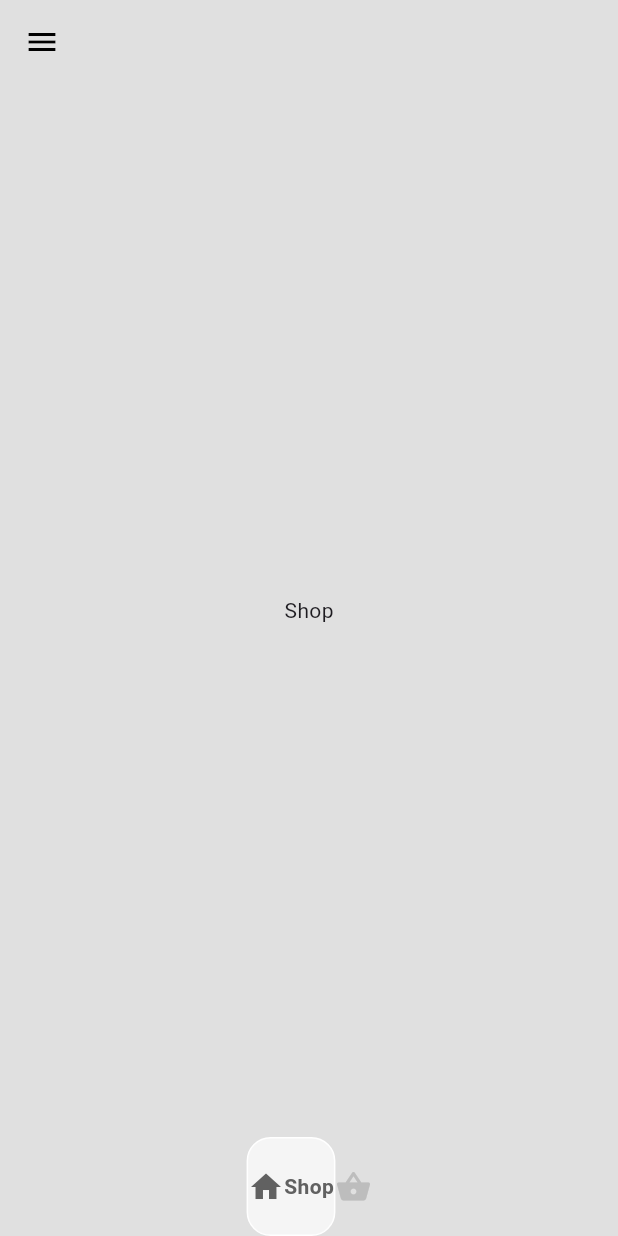
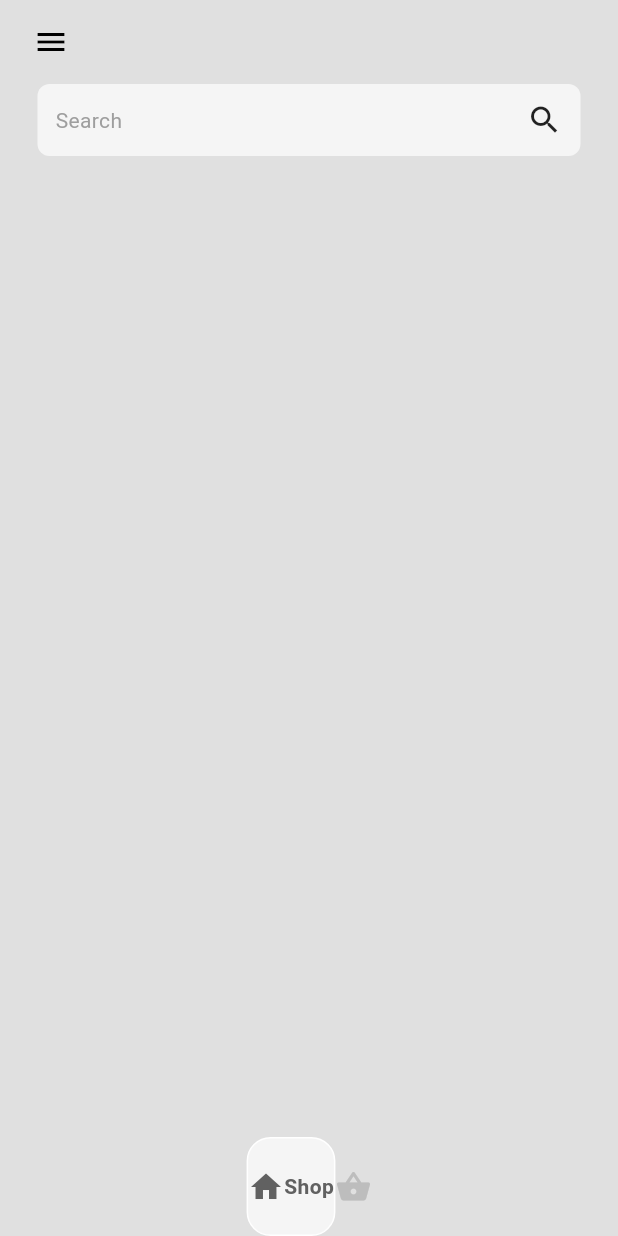
Before and after one commit to anthef/sneaker_shop, a Flutter app: the HomePage screen opened directly, on a phone screen of 412 x 824 dp. Run offline on Flutter 3.47's test engine with Material 3 defaults, Android fonts, the phone set to English and light mode, and no system bars; drawn by our look-alikes of google_nav_bar.

Commit message:
nice progress

```diff
--- a/lib/pages/home_page.dart
+++ b/lib/pages/home_page.dart
@@ -36,9 +36,12 @@ class _HomePageState extends State<HomePage> {
         elevation: 0,
         leading: Builder(builder: (context) {
           return IconButton(
-            icon: const Icon(
+            icon: const Padding(
+              padding: EdgeInsets.only(left:12.0),
+              child: Icon(
                 Icons.menu,
                 color: Colors.black,
+              ),
             ),
             onPressed: () {
               Scaffold.of(context).openDrawer();
@@ -50,11 +53,16 @@ class _HomePageState extends State<HomePage> {
         backgroundColor: Colors.grey[900],
         child: Column(
           children: [
+            Column(
+              mainAxisAlignment: MainAxisAlignment.spaceBetween,
+              children: [
                 DrawerHeader(
                   child: Image.asset(
                     'lib/images/nike.png',
                     color: Colors.white
                     ),
+                  ),
+              ],
             ),
             Padding(
               padding: const EdgeInsets.symmetric(horizontal: 25.0),
@@ -70,7 +78,30 @@ class _HomePageState extends State<HomePage> {
                 style: TextStyle(color:Colors.white),
               ),
             ),
+          ),
+
+          const Padding(
+            padding: EdgeInsets.only(left:25.0),
+            child: ListTile(
+              leading : Icon(Icons.info, color: Colors.white,),
+              title : Text(
+                'About',
+                style: TextStyle(color:Colors.white),
+              ),
+            ),
+          ),
+
+          const Padding(
+            padding: EdgeInsets.only(left:25.0, bottom:25.0),
+            child: ListTile(
+              leading : Icon(Icons.logout, color: Colors.white,),
+              title : Text(
+                'Logout',
+                style: TextStyle(color:Colors.white),
+              ),
+            ),
           )
+
         ],)
       ),
       body: _pages[_selectedIndex],
--- a/lib/pages/shop_page.dart
+++ b/lib/pages/shop_page.dart
@@ -1,4 +1,5 @@
 import 'package:flutter/material.dart';
+import 'package:flutter/rendering.dart';
 
 class ShopPage extends StatefulWidget {
   const ShopPage({super.key});
@@ -10,8 +11,28 @@ class ShopPage extends StatefulWidget {
 class _ShopPageState extends State<ShopPage> {
   @override
   Widget build(BuildContext context) {
-    return Center(
-      child: Text('Shop')
+    return Column(
+      children: [
+        Container(
+          padding: const EdgeInsets.all(12),
+          margin: const EdgeInsets.symmetric(horizontal:25),
+          decoration: BoxDecoration(
+            color: Colors.grey[100],
+            borderRadius: BorderRadius.circular(8)
+            ),
+          child: const Row(
+            mainAxisAlignment: MainAxisAlignment.spaceBetween,
+            children: [
+              Text(
+                'Search',
+                style:TextStyle(color:Colors.grey)
+                ),
+              Icon(Icons.search)
+            ],
+          ),
+        )
+      ],
+
     );
   }
 }
```
Lines whose indentation alone changed are shown as unchanged.
